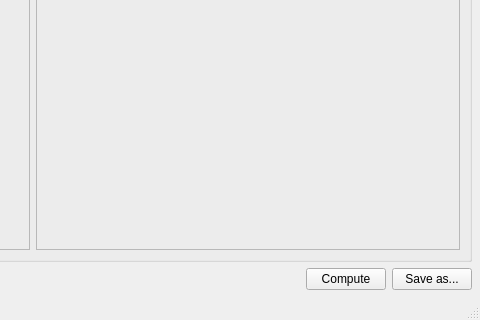
This is EmittMeas_GUI.ui in wiktoria-malek/flight-simulator as Qt 5 draws it before an edit; both pictures show x 520 to 1000 and y 380 to 700 of the 1000 by 700 pixel window. The edited form follows.
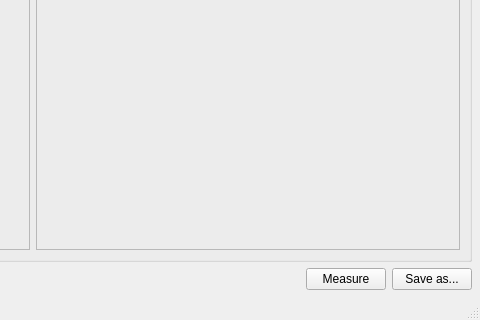
This is the edited form.

Patch:
```diff
--- a/EmittMeas_GUI.ui
+++ b/EmittMeas_GUI.ui
@@ -215,7 +215,7 @@
       <item>
        <widget class="QPushButton" name="reconstructButton">
         <property name="text">
-         <string>Compute</string>
+         <string>Measure</string>
         </property>
        </widget>
       </item>
```
Left out of the diff: 2 changed lines with no effect on the pictures.
